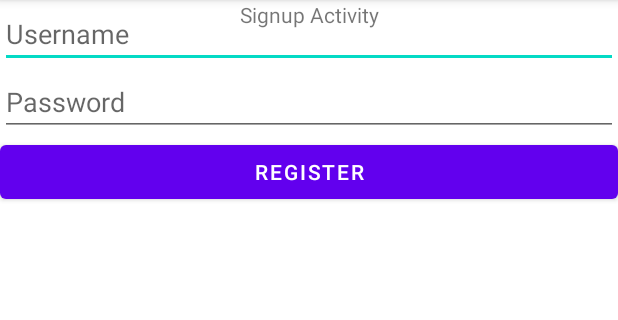
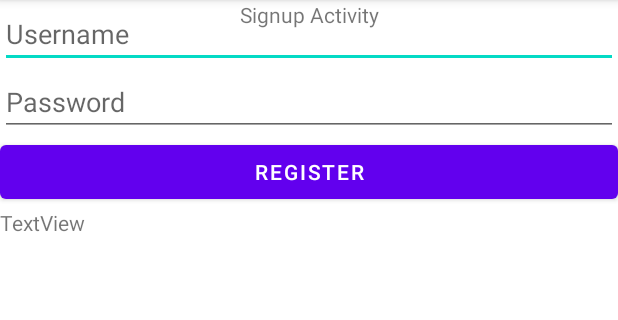
Before and after one commit to DROFEL/Please_Compile_ProSchoolar, an Android app: the SignupActivity screen opened directly, with no data from a screen before it, on a phone screen of 412 x 824 dp, the part 84-404 px from its top. Run offline under Robolectric (Android 15) with nearby library versions, the phone set to English and light mode, and no system bars.

Commit message:
brokey version, need to debug

```diff
--- a/app/src/main/java/com/example/please_compile_proschoolar/SignupActivity.java
+++ b/app/src/main/java/com/example/please_compile_proschoolar/SignupActivity.java
@@ -6,39 +6,43 @@ import android.os.Bundle;
 import android.view.View;
 import android.widget.EditText;
 import android.widget.Button;
-import java.util.ArrayList;
+import android.widget.TextView;
 
 public class SignupActivity extends AppCompatActivity {
+
+
     String registerName;
     String registerPass;
     EditText registerNameInput;
     EditText registerPassInput;
-    Button btnSignup;
-
-
+    Button btnRegister;
+    TextView output;
 
     @Override
     protected void onCreate(Bundle savedInstanceState) {
         super.onCreate(savedInstanceState);
         setContentView(R.layout.activity_signup);
 
+
+
         registerNameInput = (EditText) findViewById(R.id.etxtUsername);
         registerNameInput = (EditText) findViewById(R.id.etxtPassword);
+        output = (TextView) findViewById(R.id.txtvOutput);
 
-        btnSignup = (Button) findViewById(R.id.btnSignup);
-        btnSignup.setOnClickListener(new View.OnClickListener() {
+        btnRegister = (Button) findViewById(R.id.btnRegister);
+        btnRegister.setOnClickListener(new View.OnClickListener() {
             @Override
             public void onClick(View view) {
                 registerName = registerNameInput.getText().toString();
                 registerPass = registerPassInput.getText().toString();
                 Student registeringStudent =  makeStudent(registerName,registerPass);
-                // Add student to login list.
+                output.setText(registeringStudent.getUsername());
+
             }
         });
 
     }
     public Student makeStudent(String name, String pass){
-        Student newStudent = new Student(name,pass);
-        return newStudent;
+        return new Student(name,pass);
     }
 }
--- a/app/src/main/res/layout/activity_login.xml
+++ b/app/src/main/res/layout/activity_login.xml
@@ -44,7 +44,7 @@
             android:text="Login" />
 
         <Button
-            android:id="@+id/btnSignup"
+            android:id="@+id/btnRegister"
             android:layout_width="match_parent"
             android:layout_height="wrap_content"
             android:onClick="onClick"
--- a/app/src/main/res/layout/activity_signup.xml
+++ b/app/src/main/res/layout/activity_signup.xml
@@ -34,10 +34,17 @@
             android:orientation="vertical">
 
             <Button
-                android:id="@+id/btnSignup"
+                android:id="@+id/btnRegister"
                 android:layout_width="match_parent"
                 android:layout_height="wrap_content"
+                android:onClick="onClick"
                 android:text="Register" />
+
+            <TextView
+                android:id="@+id/txtvOutput"
+                android:layout_width="match_parent"
+                android:layout_height="wrap_content"
+                android:text="TextView" />
 
         </LinearLayout>
 
```
Also changed, not shown: app/src/main/java/com/example/please_compile_proschoolar/LoginActivity.java (+6 -2 lines), app/src/main/java/com/example/please_compile_proschoolar/Student.java (+16 -0 lines).
